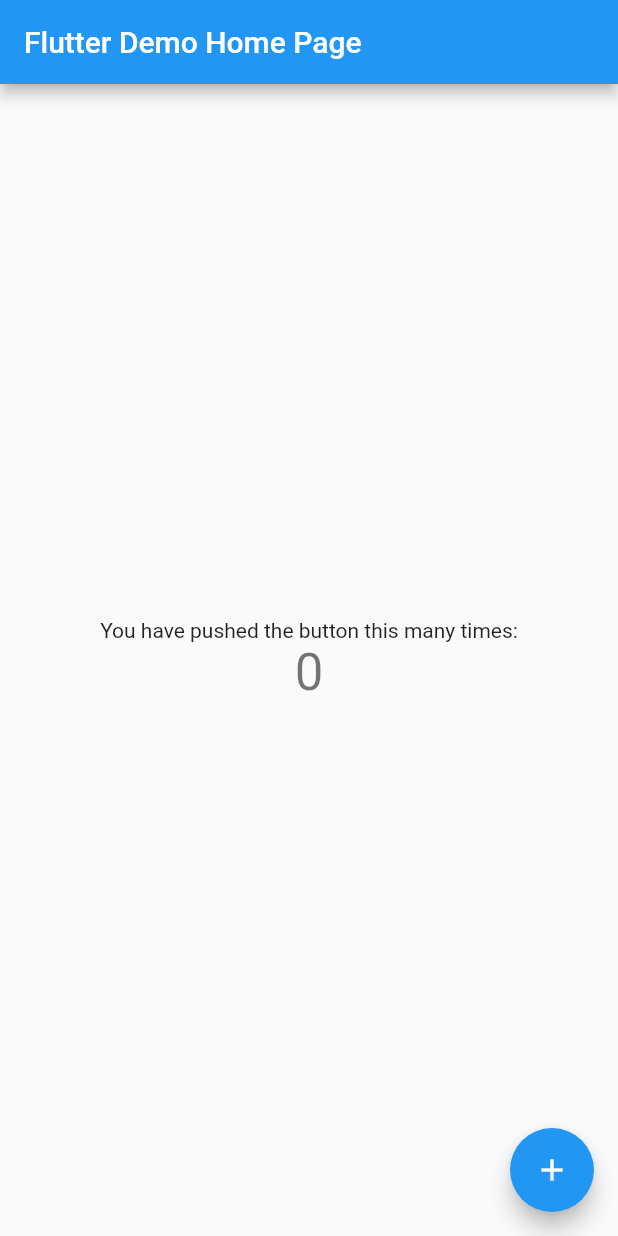
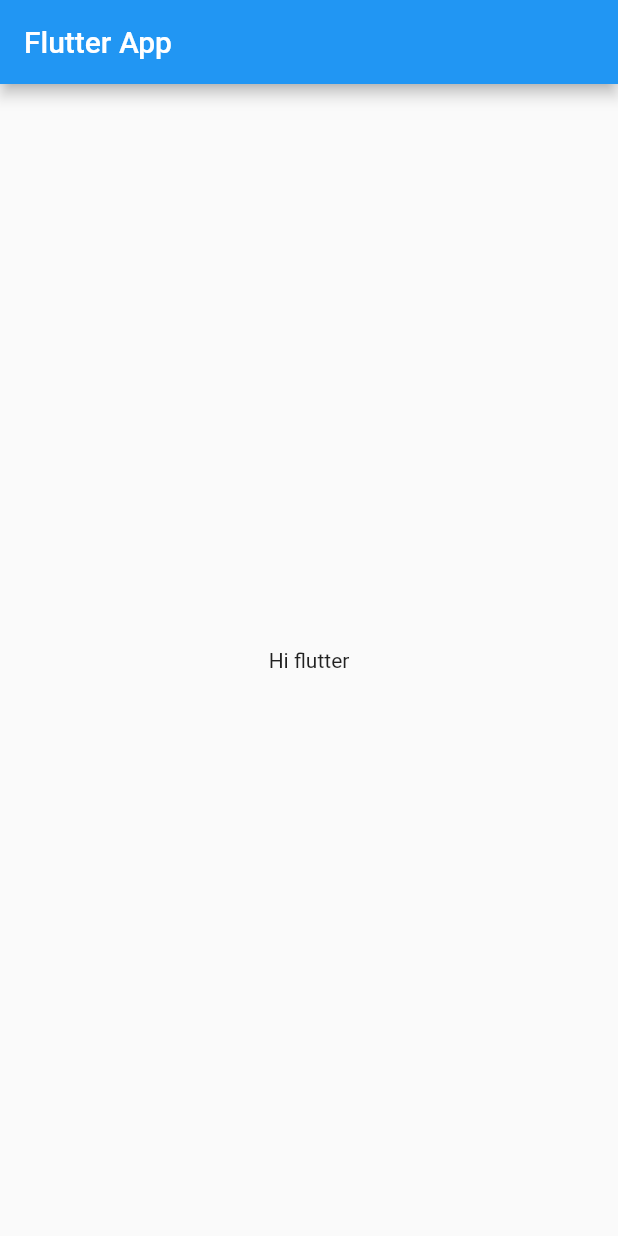
Before and after one commit to itprashantgoyal/flutter_tutorial, a Flutter app: the screen it shows after launch, on a phone screen of 412 x 824 dp. Run offline on Flutter 3.47's test engine with Material 2 defaults, Android fonts, the phone set to English and light mode, and no system bars.

```diff
--- a/lib/main.dart
+++ b/lib/main.dart
@@ -1,113 +1,22 @@
 import 'package:flutter/material.dart';
 
 void main() {
-  runApp(MyApp());
+  runApp(MaterialApp(
+    title: "flutter",
+    home: HomePage(),
+  ));
 }
 
-class MyApp extends StatelessWidget {
-  // This widget is the root of your application.
+class HomePage extends StatelessWidget {
   @override
   Widget build(BuildContext context) {
-    return MaterialApp(
-      title: 'Flutter Demo',
-      theme: ThemeData(
-        // This is the theme of your application.
-        //
-        // Try running your application with "flutter run". You'll see the
-        // application has a blue toolbar. Then, without quitting the app, try
-        // changing the primarySwatch below to Colors.green and then invoke
-        // "hot reload" (press "r" in the console where you ran "flutter run",
-        // or simply save your changes to "hot reload" in a Flutter IDE).
-        // Notice that the counter didn't reset back to zero; the application
-        // is not restarted.
-        primarySwatch: Colors.blue,
+    return Scaffold(
+      appBar: AppBar(
+        title: Text("Flutter App"),
       ),
-      home: MyHomePage(title: 'Flutter Demo Home Page'),
+      body: Container(
+        child: Center(child: Text("Hi flutter")),
+      ),
     );
   }
 }
-
-class MyHomePage extends StatefulWidget {
-  MyHomePage({Key? key, required this.title}) : super(key: key);
-
-  // This widget is the home page of your application. It is stateful, meaning
-  // that it has a State object (defined below) that contains fields that affect
-  // how it looks.
-
-  // This class is the configuration for the state. It holds the values (in this
-  // case the title) provided by the parent (in this case the App widget) and
-  // used by the build method of the State. Fields in a Widget subclass are
-  // always marked "final".
-
-  final String title;
-
-  @override
-  _MyHomePageState createState() => _MyHomePageState();
-}
-
-class _MyHomePageState extends State<MyHomePage> {
-  int _counter = 0;
-
-  void _incrementCounter() {
-    setState(() {
-      // This call to setState tells the Flutter framework that something has
-      // changed in this State, which causes it to rerun the build method below
-      // so that the display can reflect the updated values. If we changed
-      // _counter without calling setState(), then the build method would not be
-      // called again, and so nothing would appear to happen.
-      _counter++;
-    });
-  }
-
-  @override
-  Widget build(BuildContext context) {
-    // This method is rerun every time setState is called, for instance as done
-    // by the _incrementCounter method above.
-    //
-    // The Flutter framework has been optimized to make rerunning build methods
-    // fast, so that you can just rebuild anything that needs updating rather
-    // than having to individually change instances of widgets.
-    return Scaffold(
-      appBar: AppBar(
-        // Here we take the value from the MyHomePage object that was created by
-        // the App.build method, and use it to set our appbar title.
-        title: Text(widget.title),
-      ),
-      body: Center(
-        // Center is a layout widget. It takes a single child and positions it
-        // in the middle of the parent.
-        child: Column(
-          // Column is also a layout widget. It takes a list of children and
-          // arranges them vertically. By default, it sizes itself to fit its
-          // children horizontally, and tries to be as tall as its parent.
-          //
-          // Invoke "debug painting" (press "p" in the console, choose the
-          // "Toggle Debug Paint" action from the Flutter Inspector in Android
-          // Studio, or the "Toggle Debug Paint" command in Visual Studio Code)
-          // to see the wireframe for each widget.
-          //
-          // Column has various properties to control how it sizes itself and
-          // how it positions its children. Here we use mainAxisAlignment to
-          // center the children vertically; the main axis here is the vertical
-          // axis because Columns are vertical (the cross axis would be
-          // horizontal).
-          mainAxisAlignment: MainAxisAlignment.center,
-          children: <Widget>[
-            Text(
-              'You have pushed the button this many times:',
-            ),
-            Text(
-              '$_counter',
-              style: Theme.of(context).textTheme.headline4,
-            ),
-          ],
-        ),
-      ),
-      floatingActionButton: FloatingActionButton(
-        onPressed: _incrementCounter,
-        tooltip: 'Increment',
-        child: Icon(Icons.add),
-      ), // This trailing comma makes auto-formatting nicer for build methods.
-    );
-  }
-}
```
